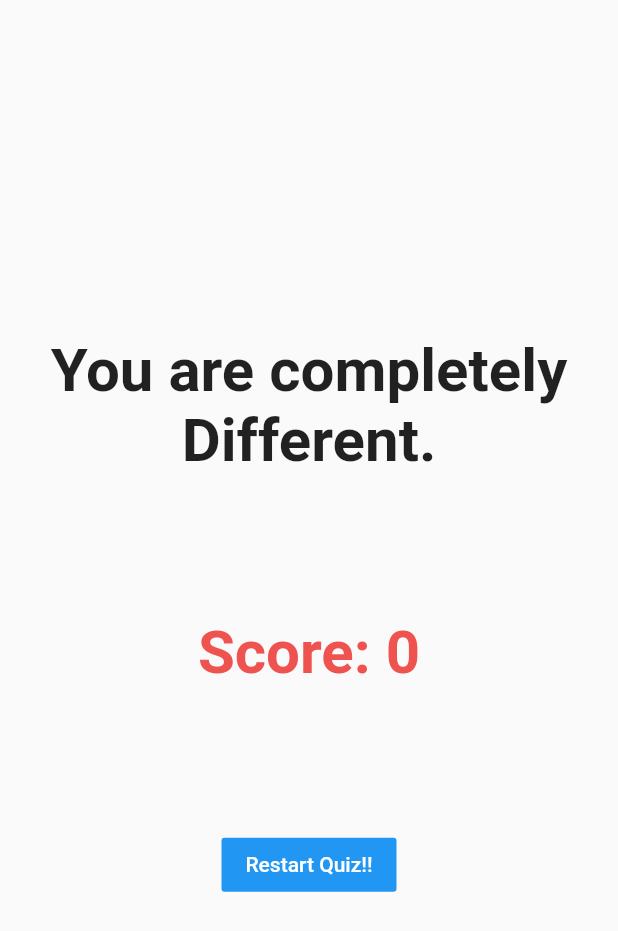
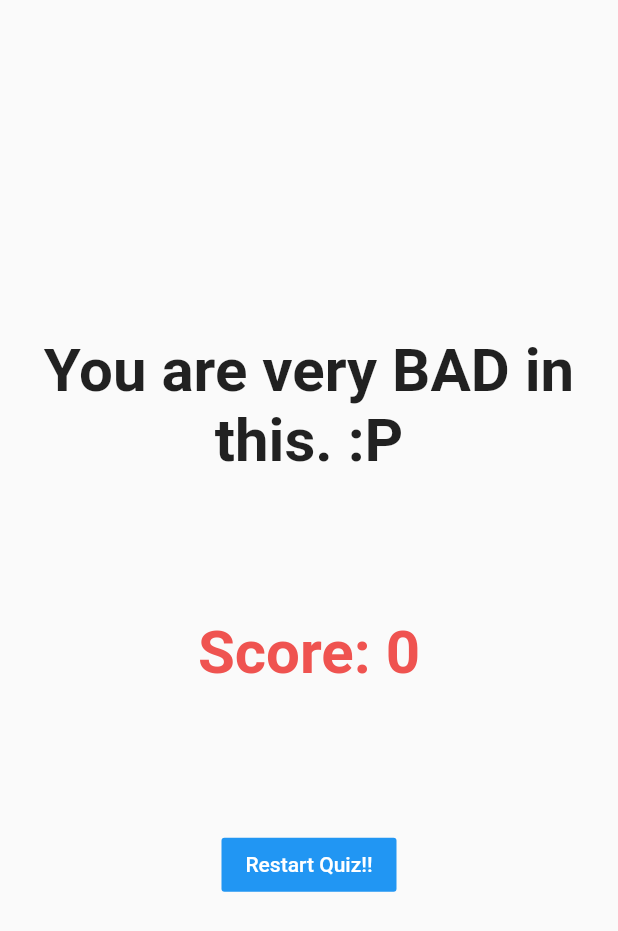
Before and after one commit to Chetan-Goyal/QUIZ_App, a Flutter app: the Result widget shown alone on an empty page, opened directly with empty values, on a phone screen of 412 x 824 dp. Shown: the top 931 px of the screen. Run offline on Flutter 3.47's test engine with Material 2 defaults, Android fonts, the phone set to English and light mode, and no system bars; missing offline and left inert: universal_html; network calls fail.

Commit message:
Edited Results Text

```diff
--- a/lib/result.dart
+++ b/lib/result.dart
@@ -13,15 +13,15 @@ class Result extends StatelessWidget {
   String get resultText {
     String finalResult;
     if (result < 65) {
-      finalResult = "You are completely Different.";
+      finalResult = "You are very BAD in this. :P";
     } else if (result < 75) {
-      finalResult = "You are not so bad";
+      finalResult = "You are BAD in this. :(";
     } else if (result < 85) {
-      finalResult = "You seems to be good";
+      finalResult = "Nice Attempt!!!";
     } else if (result < 95) {
-      finalResult = "You are very good";
+      finalResult = "You are GOOD!!!";
     } else {
-      finalResult = "You are amazing";
+      finalResult = "You are AMAZING!!!";
     }
     Uploader uploader = Uploader(answersSelected, questions, name, result);
     uploader.upload();
```
